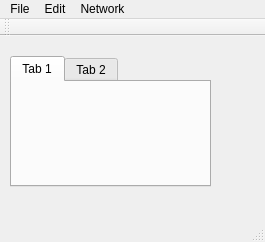
Above: app/mainwindow.ui from rbl/realitynote before the change. Below: the same form after it.
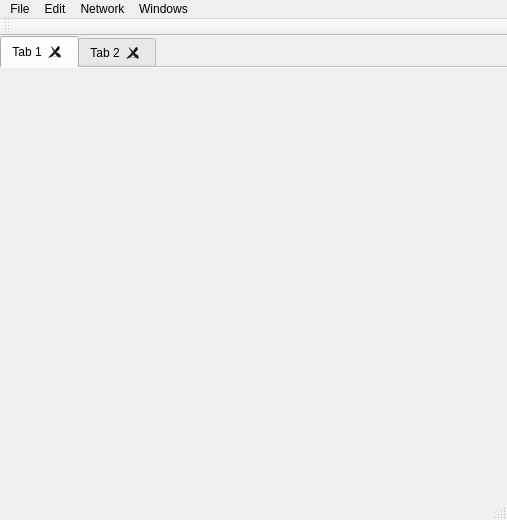
That is the form after the change.

Commit message: Adding logger window, settings class, and central app class.

Diff of the .ui file:
```diff
--- a/app/mainwindow.ui
+++ b/app/mainwindow.ui
@@ -6,25 +6,49 @@
    <rect>
     <x>0</x>
     <y>0</y>
-    <width>265</width>
-    <height>242</height>
+    <width>507</width>
+    <height>520</height>
    </rect>
   </property>
+  <property name="minimumSize">
+   <size>
+    <width>200</width>
+    <height>200</height>
+   </size>
+  </property>
   <property name="windowTitle">
    <string>Reality Note</string>
   </property>
   <widget class="QWidget" name="centralWidget">
+   <property name="sizePolicy">
+    <sizepolicy hsizetype="Expanding" vsizetype="Preferred">
+     <horstretch>0</horstretch>
+     <verstretch>0</verstretch>
+    </sizepolicy>
+   </property>
+   <layout class="QVBoxLayout" name="verticalLayout">
+    <item>
    <widget class="QTabWidget" name="tabWidget">
-    <property name="geometry">
-     <rect>
-      <x>10</x>
-      <y>20</y>
-      <width>201</width>
-      <height>131</height>
-     </rect>
-    </property>
-    <property name="currentIndex">
-     <number>0</number>
+      <property name="sizePolicy">
+       <sizepolicy hsizetype="Expanding" vsizetype="Expanding">
+        <horstretch>0</horstretch>
+        <verstretch>0</verstretch>
+       </sizepolicy>
+      </property>
+      <property name="iconSize">
+       <size>
+        <width>16</width>
+        <height>16</height>
+       </size>
+      </property>
+      <property name="documentMode">
+       <bool>true</bool>
+      </property>
+      <property name="tabsClosable">
+       <bool>true</bool>
+      </property>
+      <property name="movable">
+       <bool>true</bool>
     </property>
     <widget class="QWidget" name="tab">
      <attribute name="title">
@@ -37,14 +61,16 @@
      </attribute>
     </widget>
    </widget>
+    </item>
+   </layout>
   </widget>
   <widget class="QMenuBar" name="menuBar">
    <property name="geometry">
     <rect>
      <x>0</x>
      <y>0</y>
-     <width>265</width>
-     <height>25</height>
+     <width>507</width>
+     <height>21</height>
     </rect>
    </property>
    <widget class="QMenu" name="menuFile">
@@ -70,9 +96,16 @@
     <addaction name="separator"/>
     <addaction name="actionBrowse"/>
    </widget>
+   <widget class="QMenu" name="menuWindows">
+    <property name="title">
+     <string>Windows</string>
+    </property>
+    <addaction name="actionShowLog"/>
+   </widget>
    <addaction name="menuFile"/>
    <addaction name="menuEdit"/>
    <addaction name="menuNetwork"/>
+   <addaction name="menuWindows"/>
   </widget>
   <widget class="QToolBar" name="mainToolBar">
    <attribute name="toolBarArea">
@@ -114,7 +147,7 @@
    </property>
   </action>
  </widget>
- <layoutdefault spacing="6" margin="11"/>
+ <layoutdefault spacing="0" margin="0"/>
  <resources/>
  <connections/>
 </ui>
```
Left out of the diff: 14 changed lines with no effect on the pictures. Lines whose indentation alone changed are shown as unchanged. The commit also changes 15 other files.
